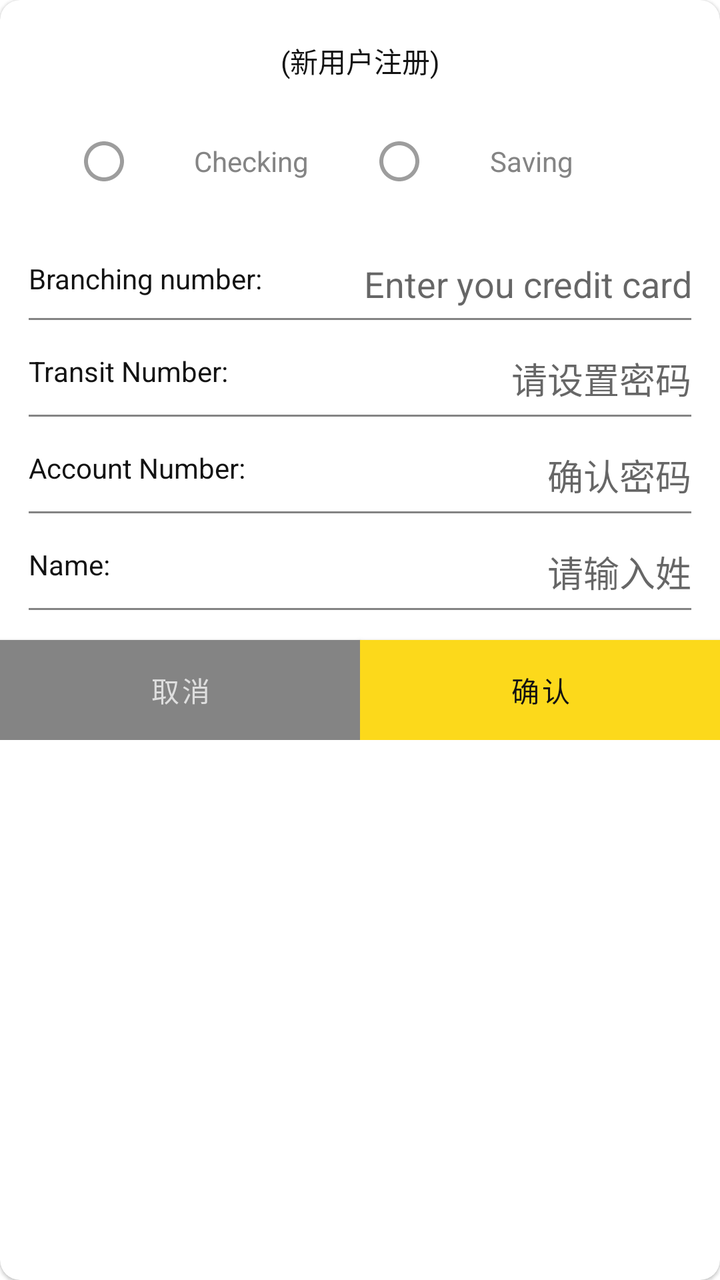
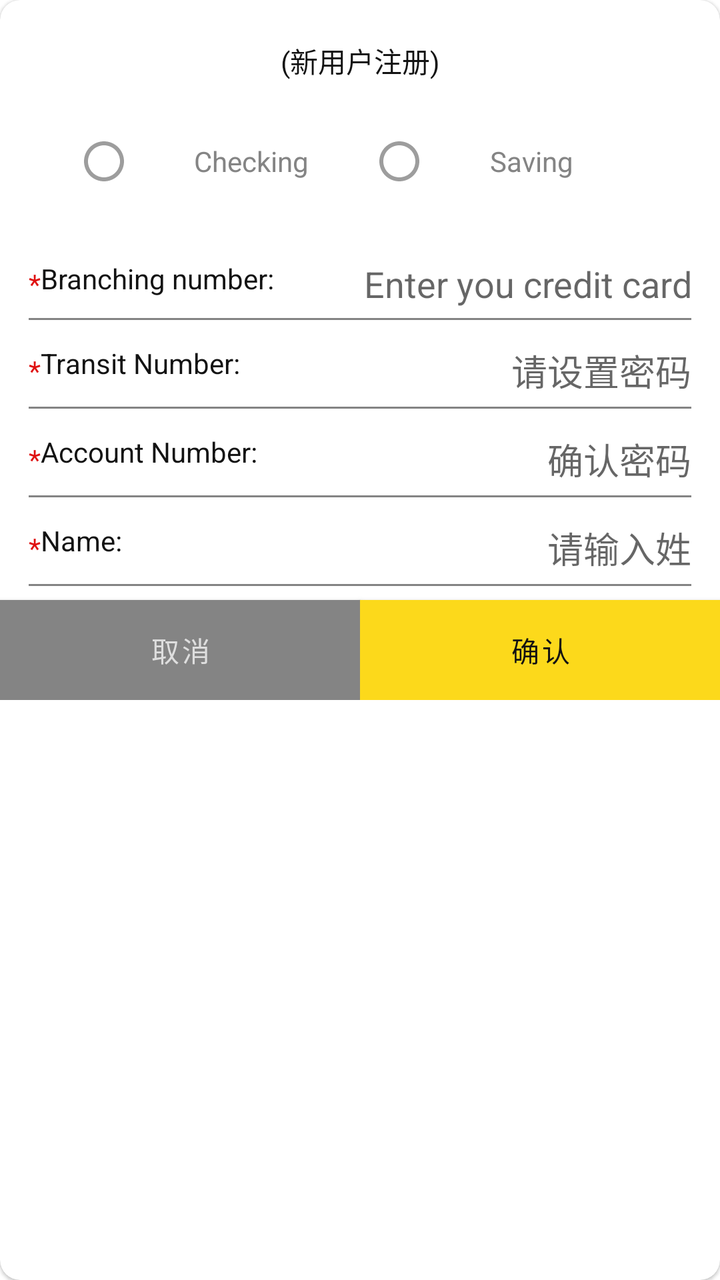

Compare the two renders of this Android layout. The source of the first and the diff that turns it into the second are given below.
<!-- AndroidManifest.xml: application theme Theme.ReformfitApp.NoActionBar -->
<!-- res/layout/debit_card_registration_pop_up.xml -->
<?xml version="1.0" encoding="utf-8"?>
<com.google.android.material.card.MaterialCardView xmlns:android="http://schemas.android.com/apk/res/android"
    xmlns:tools="http://schemas.android.com/tools"
    android:layout_width="match_parent"
    android:layout_height="wrap_content"
    xmlns:app="http://schemas.android.com/apk/res-auto"

    app:cardBackgroundColor="@color/white_background"
    app:cardCornerRadius="10dp">


    <ScrollView
        android:layout_width="match_parent"
        android:layout_height="match_parent"
        android:scrollbars="none">

        <LinearLayout
            android:layout_width="match_parent"
            android:layout_height="wrap_content"
            android:orientation="vertical">

            <androidx.constraintlayout.widget.ConstraintLayout
                android:layout_width="match_parent"
                android:layout_height="match_parent">

                <androidx.constraintlayout.widget.Guideline
                    android:id="@+id/titleGuideline"
                    android:layout_width="wrap_content"
                    android:layout_height="wrap_content"
                    android:orientation="horizontal"
                    app:layout_constraintGuide_begin="20dp" />

                <RadioGroup
                    app:layout_constraintTop_toBottomOf="@+id/popup_title"
                    app:layout_constraintBottom_toTopOf="@id/input_text_branch_number"
                    app:layout_constraintStart_toStartOf="parent"
                    app:layout_constraintEnd_toEndOf="parent"
                    android:layout_width="0dp"
                    android:layout_height="wrap_content"
                    android:layout_marginHorizontal="40dp"
                    android:layout_marginTop="16dp"
                    android:layout_marginBottom="16dp"
                    android:orientation="horizontal"
                    android:id="@+id/buttons"
                    android:weightSum="1.5"
                    android:gravity="right">




                    <RadioButton
                        android:layout_width="wrap_content"
                        android:layout_height="wrap_content"
                        android:layout_weight="0.75"
                        android:text="Checking"
                        android:textColor="@color/grey"
                        android:button="@drawable/checkbox_selector"
                        android:buttonTint="@color/grey"
                        style="@style/CustomCheckboxCircular"
                        android:gravity="center"
                        android:id="@+id/checking"
                        />
                    <RadioButton
                        android:layout_width="wrap_content"
                        android:layout_height="wrap_content"
                        android:layout_weight="0.75"
                        android:text="Saving"
                        android:textColor="@color/grey"
                        android:button="@drawable/checkbox_selector"
                        android:buttonTint="@color/grey"
                        style="@style/CustomCheckboxCircular"
                        android:gravity="center"
                        android:id="@+id/saving"
                        />

                </RadioGroup>

                <TextView
                    android:id="@+id/popup_title"
                    android:layout_width="wrap_content"
                    android:layout_height="wrap_content"
                    android:layout_marginBottom="70dp"
                    android:text="(新用户注册)"
                    android:textColor="@color/black"
                    app:layout_constraintEnd_toEndOf="parent"
                    app:layout_constraintStart_toStartOf="parent"
                    app:layout_constraintTop_toTopOf="@id/titleGuideline"
                    app:layout_constraintVertical_bias="0.014" />





                <androidx.constraintlayout.widget.Guideline
                    android:id="@+id/vertMidline"
                    android:layout_width="wrap_content"
                    android:layout_height="wrap_content"
                    android:orientation="vertical"
                    app:layout_constraintGuide_percent="0.5" />

                <androidx.constraintlayout.widget.Guideline
                    android:id="@+id/buttonHeight"
                    android:layout_width="wrap_content"
                    android:layout_height="wrap_content"
                    android:orientation="horizontal"
                    app:layout_constraintGuide_end="50dp" />

                <com.google.android.material.button.MaterialButton
                    android:id="@+id/cancel_button"
                    android:layout_width="0dp"
                    android:layout_height="0dp"
                    android:backgroundTint="@color/grey"
                    android:insetTop="0dp"
                    android:insetBottom="0dp"
                    android:text="取消"
                    android:textColor="@color/white"
                    app:cornerRadius="0dp"
                    app:layout_constraintBottom_toBottomOf="parent"
                    app:layout_constraintEnd_toStartOf="@id/vertMidline"
                    app:layout_constraintStart_toStartOf="parent"
                    app:layout_constraintTop_toTopOf="@id/buttonHeight" />

                <com.google.android.material.button.MaterialButton
                    android:id="@+id/confirm_button"
                    android:layout_width="0dp"
                    android:layout_height="0dp"
                    android:backgroundTint="@color/yellow"
                    android:insetTop="0dp"
                    android:insetBottom="0dp"
                    android:text="确认"
                    android:textColor="@color/black"
                    app:cornerRadius="0dp"
                    app:layout_constraintBottom_toBottomOf="parent"
                    app:layout_constraintEnd_toEndOf="parent"
                    app:layout_constraintStart_toStartOf="@id/vertMidline"
                    app:layout_constraintTop_toTopOf="@id/buttonHeight" />

                <TextView
                    android:id="@+id/textView46"
                    android:layout_width="wrap_content"
                    android:layout_height="0dp"
                    android:text="Branching number:"
                    android:paddingVertical="5dp"
                    android:textColor="@color/black"
                    app:layout_constraintBottom_toBottomOf="@+id/input_text_branch_number"
                    app:layout_constraintStart_toStartOf="@+id/guideline57"
                    app:layout_constraintTop_toTopOf="@+id/input_text_branch_number" />

                <EditText
                    android:id="@+id/input_text_branch_number"
                    android:layout_width="0dp"
                    android:layout_height="wrap_content"
                    android:layout_marginTop="20dp"
                    android:background="@drawable/null_drawable"
                    android:ems="10"
                    android:gravity="right"
                    android:hint="Enter you credit card"
                    android:paddingVertical="5dp"
                    android:inputType="textEmailAddress"
                    app:layout_constraintEnd_toStartOf="@+id/guideline58"
                    app:layout_constraintStart_toEndOf="@+id/textView46"
                    app:layout_constraintTop_toBottomOf="@+id/buttons" />

                <androidx.constraintlayout.widget.Guideline
                    android:id="@+id/guideline57"
                    android:layout_width="wrap_content"
                    android:layout_height="wrap_content"
                    android:orientation="vertical"
                    app:layout_constraintGuide_percent="0.04"/>

                <androidx.constraintlayout.widget.Guideline
                    android:id="@+id/guideline58"
                    android:layout_width="wrap_content"
                    android:layout_height="wrap_content"
                    android:orientation="vertical"
                    app:layout_constraintGuide_percent="0.96"
                    />



                <EditText
                    android:id="@+id/input_text_transit_number"
                    android:layout_width="0dp"
                    android:layout_height="wrap_content"
                    android:layout_marginTop="12dp"
                    android:background="@drawable/null_drawable"
                    android:ems="10"
                    android:gravity="right"
                    android:paddingVertical="5dp"
                    android:hint="请设置密码"
                    android:inputType="textPassword"
                    app:layout_constraintEnd_toStartOf="@+id/guideline58"
                    app:layout_constraintStart_toEndOf="@+id/textView47"
                    app:layout_constraintTop_toBottomOf="@+id/input_text_branch_number"
                    />

                <EditText
                    android:id="@+id/input_text_account_number"
                    android:layout_width="0dp"
                    android:layout_height="wrap_content"
                    android:layout_marginTop="12dp"
                    android:background="@drawable/null_drawable"
                    android:ems="10"
                    android:gravity="right"
                    android:paddingVertical="5dp"
                    android:hint="确认密码"
                    android:inputType="textPassword"
                    app:layout_constraintEnd_toStartOf="@+id/guideline58"
                    app:layout_constraintStart_toEndOf="@+id/textView48"
                    app:layout_constraintTop_toBottomOf="@+id/input_text_transit_number"
                    />







                <EditText
                    android:id="@+id/input_text_name"
                    android:layout_width="0dp"
                    android:layout_height="wrap_content"
                    android:layout_marginTop="12dp"
                    android:background="@drawable/null_drawable"
                    android:ems="10"
                    android:gravity="right"
                    android:hint="请输入姓"
                    android:paddingVertical="5dp"
                    android:inputType="textPersonName"
                    app:layout_constraintEnd_toStartOf="@+id/guideline58"
                    app:layout_constraintStart_toEndOf="@+id/textView49"
                    app:layout_constraintTop_toBottomOf="@+id/input_text_account_number"
                    app:layout_constraintBottom_toTopOf="@id/buttonHeight"
                    android:layout_marginBottom="16dp"/>

                <TextView
                    android:id="@+id/textView47"
                    android:layout_width="wrap_content"
                    android:layout_height="0dp"
                    android:text="Transit Number: "
                    android:paddingVertical="5dp"
                    android:textColor="@color/black"
                    app:layout_constraintBottom_toBottomOf="@+id/input_text_transit_number"
                    app:layout_constraintStart_toStartOf="@+id/guideline57"
                    app:layout_constraintTop_toTopOf="@+id/input_text_transit_number" />

                <TextView
                    android:id="@+id/textView48"
                    android:layout_width="wrap_content"
                    android:layout_height="0dp"
                    android:text="Account Number: "
                    android:paddingVertical="5dp"
                    android:textColor="@color/black"
                    app:layout_constraintBottom_toBottomOf="@+id/input_text_account_number"
                    app:layout_constraintStart_toStartOf="@+id/guideline57"
                    app:layout_constraintTop_toTopOf="@+id/input_text_account_number" />

                <TextView
                    android:id="@+id/textView49"
                    android:layout_width="wrap_content"
                    android:layout_height="0dp"
                    android:textColor="@color/black"
                    android:text="Name: "
                    android:paddingVertical="5dp"
                    app:layout_constraintBottom_toBottomOf="@+id/input_text_name"
                    app:layout_constraintStart_toStartOf="@+id/guideline57"
                    app:layout_constraintTop_toTopOf="@+id/input_text_name" />










                <View
                    android:id="@+id/view3"
                    android:layout_width="0dp"
                    android:layout_height="1dp"
                    android:background="@color/grey"
                    app:layout_constraintEnd_toStartOf="@+id/guideline58"
                    app:layout_constraintStart_toStartOf="@+id/guideline57"
                    app:layout_constraintTop_toBottomOf="@+id/input_text_branch_number" />

                <View
                    android:id="@+id/view4"
                    android:layout_width="0dp"
                    android:layout_height="1dp"
                    android:background="@color/grey"
                    app:layout_constraintEnd_toStartOf="@+id/guideline58"
                    app:layout_constraintStart_toStartOf="@+id/guideline57"
                    app:layout_constraintTop_toBottomOf="@+id/input_text_transit_number" />

                <View
                    android:id="@+id/view5"
                    android:layout_width="0dp"
                    android:layout_height="1dp"
                    android:background="@color/grey"
                    app:layout_constraintEnd_toStartOf="@+id/guideline58"
                    app:layout_constraintStart_toStartOf="@+id/guideline57"
                    app:layout_constraintTop_toBottomOf="@+id/input_text_account_number" />

                <View
                    android:id="@+id/view6"
                    android:layout_width="0dp"
                    android:layout_height="1dp"
                    android:background="@color/grey"
                    app:layout_constraintEnd_toStartOf="@+id/guideline58"
                    app:layout_constraintStart_toStartOf="@+id/guideline57"
                    app:layout_constraintTop_toBottomOf="@+id/input_text_name" />










            </androidx.constraintlayout.widget.ConstraintLayout>
        </LinearLayout>




    </ScrollView>
</com.google.android.material.card.MaterialCardView>
<!-- resources referenced by this layout -->
<resources>
  <color name="black">#121212</color>
  <color name="grey">#848484</color>
  <color name="white">#dedede</color>
  <color name="white_background">#FFFFFF</color>
  <color name="yellow">#fcd91b</color>
  <!-- drawable checkbox_selector (drawable) -->
  <?xml version="1.0" encoding="utf-8"?>
  <selector xmlns:android="http://schemas.android.com/apk/res/android">
      <item android:drawable="@drawable/circular_checkbox" android:state_checked="true"/>
      <item android:drawable="@drawable/circular_uncheckbox"/>
  
  </selector>
  <!-- drawable null_drawable (drawable) -->
  <?xml version="1.0" encoding="utf-8"?>
  <selector xmlns:android="http://schemas.android.com/apk/res/android">
  
  </selector>
  <style name="CustomCheckboxCircular" parent="@style/Widget.AppCompat.CompoundButton.CheckBox">
          <item name="android:button">@drawable/checkbox_selector</item>
          <item name="android:background">@android:color/transparent</item>
      </style>
  <style name="Theme.ReformfitApp.NoActionBar">
          <item name="windowActionBar">false</item>
          <item name="windowNoTitle">true</item>
      </style>
  <!-- drawable circular_checkbox (drawable-anydpi) -->
  <vector xmlns:android="http://schemas.android.com/apk/res/android"
      android:width="24dp"
      android:height="24dp"
      android:viewportWidth="24"
      android:viewportHeight="24"
      android:tint="#4C4C4C"
      android:alpha="0.8">
    <path
        android:fillColor="@android:color/white"
        android:pathData="M12,2C6.48,2 2,6.48 2,12s4.48,10 10,10 10,-4.48 10,-10S17.52,2 12,2zM10,17l-5,-5 1.41,-1.41L10,14.17l7.59,-7.59L19,8l-9,9z"/>
  </vector>
  <!-- drawable circular_uncheckbox (drawable-anydpi) -->
  <vector xmlns:android="http://schemas.android.com/apk/res/android"
      android:width="24dp"
      android:height="24dp"
      android:viewportWidth="24"
      android:viewportHeight="24"
      android:tint="#4C4C4C"
      android:alpha="0.8">
    <path
        android:fillColor="@android:color/white"
        android:pathData="M12,2C6.48,2 2,6.48 2,12s4.48,10 10,10 10,-4.48 10,-10S17.52,2 12,2zM12,20c-4.42,0 -8,-3.58 -8,-8s3.58,-8 8,-8 8,3.58 8,8 -3.58,8 -8,8z"/>
  </vector>
</resources>

<!-- the commit's change to res/layout/debit_card_registration_pop_up.xml (unified diff, before → after) -->
@@ -103,7 +103,10 @@
                     android:layout_width="wrap_content"
                     android:layout_height="wrap_content"
                     android:orientation="horizontal"
-                    app:layout_constraintGuide_end="50dp" />
+                    app:layout_constraintGuide_end="50dp"
+                    android:layout_marginTop="8dp"
+                    android:visibility="gone"
+                    app:layout_constraintTop_toBottomOf="@id/name_warning" />
 
                 <com.google.android.material.button.MaterialButton
                     android:id="@+id/cancel_button"
@@ -143,7 +146,7 @@
                     android:paddingVertical="5dp"
                     android:textColor="@color/black"
                     app:layout_constraintBottom_toBottomOf="@+id/input_text_branch_number"
-                    app:layout_constraintStart_toStartOf="@+id/guideline57"
+                    app:layout_constraintStart_toEndOf="@+id/star1"
                     app:layout_constraintTop_toTopOf="@+id/input_text_branch_number" />
 
                 <EditText
@@ -177,61 +180,54 @@
                     />
 
 
-
                 <EditText
                     android:id="@+id/input_text_transit_number"
                     android:layout_width="0dp"
                     android:layout_height="wrap_content"
-                    android:layout_marginTop="12dp"
+                    android:layout_marginTop="8dp"
                     android:background="@drawable/null_drawable"
                     android:ems="10"
                     android:gravity="right"
-                    android:paddingVertical="5dp"
                     android:hint="请设置密码"
                     android:inputType="textPassword"
+                    android:paddingVertical="5dp"
                     app:layout_constraintEnd_toStartOf="@+id/guideline58"
                     app:layout_constraintStart_toEndOf="@+id/textView47"
-                    app:layout_constraintTop_toBottomOf="@+id/input_text_branch_number"
-                    />
+                    app:layout_constraintTop_toBottomOf="@+id/branching_warning" />
 
                 <EditText
                     android:id="@+id/input_text_account_number"
                     android:layout_width="0dp"
                     android:layout_height="wrap_content"
-                    android:layout_marginTop="12dp"
+                    android:layout_marginTop="8dp"
                     android:background="@drawable/null_drawable"
                     android:ems="10"
                     android:gravity="right"
-                    android:paddingVertical="5dp"
                     android:hint="确认密码"
                     android:inputType="textPassword"
+                    android:paddingVertical="5dp"
                     app:layout_constraintEnd_toStartOf="@+id/guideline58"
                     app:layout_constraintStart_toEndOf="@+id/textView48"
-                    app:layout_constraintTop_toBottomOf="@+id/input_text_transit_number"
-                    />
-
-
-
-
-
+                    app:layout_constraintTop_toBottomOf="@+id/transit_warning" />
 
 
                 <EditText
                     android:id="@+id/input_text_name"
                     android:layout_width="0dp"
                     android:layout_height="wrap_content"
-                    android:layout_marginTop="12dp"
+                    android:layout_marginTop="8dp"
+                    android:layout_marginBottom="8dp"
                     android:background="@drawable/null_drawable"
                     android:ems="10"
                     android:gravity="right"
                     android:hint="请输入姓"
-                    android:paddingVertical="5dp"
                     android:inputType="textPersonName"
+                    android:paddingVertical="5dp"
+                    app:layout_constraintBottom_toTopOf="@id/buttonHeight"
                     app:layout_constraintEnd_toStartOf="@+id/guideline58"
                     app:layout_constraintStart_toEndOf="@+id/textView49"
-                    app:layout_constraintTop_toBottomOf="@+id/input_text_account_number"
-                    app:layout_constraintBottom_toTopOf="@id/buttonHeight"
-                    android:layout_marginBottom="16dp"/>
+                    app:layout_constraintTop_toBottomOf="@+id/account_warning"
+                    app:layout_constraintVertical_bias="0.0" />
 
                 <TextView
                     android:id="@+id/textView47"
@@ -241,8 +237,18 @@
                     android:paddingVertical="5dp"
                     android:textColor="@color/black"
                     app:layout_constraintBottom_toBottomOf="@+id/input_text_transit_number"
-                    app:layout_constraintStart_toStartOf="@+id/guideline57"
+                    app:layout_constraintStart_toEndOf="@+id/star2"
                     app:layout_constraintTop_toTopOf="@+id/input_text_transit_number" />
+                <TextView
+                    android:id="@+id/star2"
+                    android:layout_width="wrap_content"
+                    android:layout_height="0dp"
+                    android:gravity="center"
+                    android:text="*"
+                    android:textColor="@color/red"
+                    app:layout_constraintBottom_toBottomOf="@+id/textView47"
+                    app:layout_constraintStart_toEndOf="@+id/guideline57"
+                    app:layout_constraintTop_toTopOf="@+id/textView47" />
 
                 <TextView
                     android:id="@+id/textView48"
@@ -252,8 +258,18 @@
                     android:paddingVertical="5dp"
                     android:textColor="@color/black"
                     app:layout_constraintBottom_toBottomOf="@+id/input_text_account_number"
-                    app:layout_constraintStart_toStartOf="@+id/guideline57"
+                    app:layout_constraintStart_toEndOf="@+id/star3"
                     app:layout_constraintTop_toTopOf="@+id/input_text_account_number" />
+                <TextView
+                    android:id="@+id/star3"
+                    android:layout_width="wrap_content"
+                    android:layout_height="0dp"
+                    android:gravity="center"
+                    android:text="*"
+                    android:textColor="@color/red"
+                    app:layout_constraintBottom_toBottomOf="@+id/textView48"
+                    app:layout_constraintStart_toStartOf="@+id/guideline57"
+                    app:layout_constraintTop_toTopOf="@+id/textView48" />
 
                 <TextView
                     android:id="@+id/textView49"
@@ -263,8 +279,29 @@
                     android:text="Name: "
                     android:paddingVertical="5dp"
                     app:layout_constraintBottom_toBottomOf="@+id/input_text_name"
-                    app:layout_constraintStart_toStartOf="@+id/guideline57"
+                    app:layout_constraintStart_toEndOf="@+id/star4"
                     app:layout_constraintTop_toTopOf="@+id/input_text_name" />
+
+                <TextView
+                    android:id="@+id/star4"
+                    android:layout_width="wrap_content"
+                    android:layout_height="0dp"
+                    android:gravity="center"
+                    android:text="*"
+                    android:textColor="@color/red"
+                    app:layout_constraintBottom_toBottomOf="@+id/textView49"
+                    app:layout_constraintStart_toStartOf="@+id/guideline57"
+                    app:layout_constraintTop_toTopOf="@+id/textView49" />
+                <TextView
+                    android:id="@+id/star1"
+                    android:layout_width="wrap_content"
+                    android:layout_height="0dp"
+                    android:gravity="center"
+                    android:text="*"
+                    android:textColor="@color/red"
+                    app:layout_constraintBottom_toBottomOf="@+id/textView46"
+                    app:layout_constraintStart_toStartOf="@+id/guideline57"
+                    app:layout_constraintTop_toTopOf="@+id/textView46" />
 
 
 
@@ -311,13 +348,59 @@
                     app:layout_constraintStart_toStartOf="@+id/guideline57"
                     app:layout_constraintTop_toBottomOf="@+id/input_text_name" />
 
-
-
-
-
-
-
-
+                <TextView
+                    android:id="@+id/branching_warning"
+                    android:layout_width="wrap_content"
+                    android:layout_height="wrap_content"
+                    android:text="TextView"
+
+                    android:textColor="@color/red"
+                    android:visibility="gone"
+                    app:layout_constraintEnd_toStartOf="@+id/guideline58"
+                    app:layout_constraintTop_toBottomOf="@+id/input_text_branch_number" />
+
+                <TextView
+                    android:id="@+id/transit_warning"
+                    android:layout_width="wrap_content"
+                    android:layout_height="wrap_content"
+                    android:text="TextView"
+                    android:textColor="@color/red"
+                    android:visibility="gone"
+                    app:layout_constraintEnd_toStartOf="@+id/guideline58"
+                    app:layout_constraintTop_toBottomOf="@+id/input_text_transit_number" />
+
+                <TextView
+                    android:id="@+id/account_warning"
+                    android:layout_width="wrap_content"
+                    android:layout_height="wrap_content"
+                    android:text="TextView"
+                    android:textColor="@color/red"
+                    android:visibility="gone"
+                    app:layout_constraintEnd_toStartOf="@+id/guideline58"
+                    app:layout_constraintTop_toBottomOf="@+id/input_text_account_number" />
+
+                <TextView
+                    android:id="@+id/name_warning"
+                    android:layout_width="wrap_content"
+                    android:layout_height="wrap_content"
+                    android:layout_marginBottom="8dp"
+                    android:text="TextView"
+                    android:textColor="@color/red"
+                    android:visibility="gone"
+                    app:layout_constraintBottom_toTopOf="@+id/buttonHeight"
+                    app:layout_constraintEnd_toStartOf="@+id/guideline58"
+                    app:layout_constraintTop_toBottomOf="@+id/input_text_name" />
+
+                <TextView
+                    android:id="@+id/type_warning"
+                    android:layout_width="wrap_content"
+                    android:layout_height="wrap_content"
+                    android:text="TextView"
+                    android:textColor="@color/red"
+                    android:visibility="gone"
+                    app:layout_constraintEnd_toEndOf="@+id/buttons"
+                    app:layout_constraintStart_toStartOf="@+id/buttons"
+                    app:layout_constraintTop_toBottomOf="@+id/buttons" />
 
 
             </androidx.constraintlayout.widget.ConstraintLayout>
<!-- resource entries referenced after the edit -->
@@ -2,6 +2,7 @@
 <resources>
   <color name="black">#121212</color>
   <color name="grey">#848484</color>
+  <color name="red">#DF0F0F</color>
   <color name="white">#dedede</color>
   <color name="white_background">#FFFFFF</color>
   <color name="yellow">#fcd91b</color>
